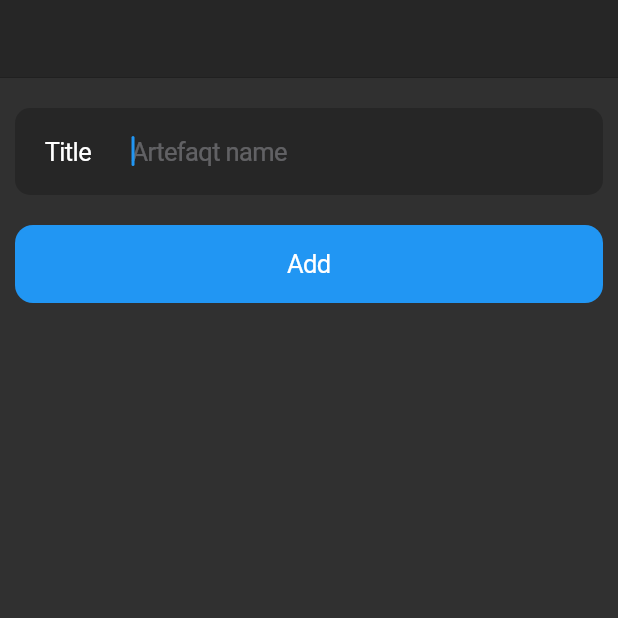
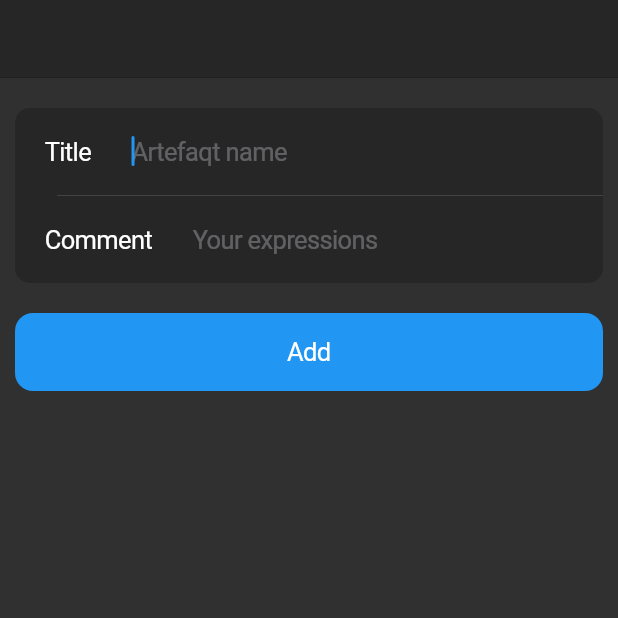
Before and after one commit to AndGreen/artefaqt, a Flutter app: the NewEntityForm screen opened directly, on a phone screen of 412 x 824 dp, the top half of it. Run offline on Flutter 3.47's test engine with Material 2 defaults, Android fonts, the light colour scheme and no system bars; our stand-ins replace ionicons, modal_bottom_sheet, rive, shared_preferences; accounts and stored records are empty.

Commit message:
Write comment

```diff
--- a/lib/model.dart
+++ b/lib/model.dart
@@ -7,21 +7,25 @@ enum Categories { series, movies, books }
 class Item {
   late Categories category;
   late String title;
+  late String comment;
 
   Item({
     required this.category,
     required this.title,
+    required this.comment,
   });
 
   Item.fromJson(Map<String, dynamic> json) {
     category =
         Categories.values.firstWhere((e) => e.toString() == json['category']);
     title = json['title'];
+    comment = json['comment'];
   }
 
   Map<String, dynamic> toJson() => {
         'category': category.toString(),
         'title': title,
+        'comment': comment,
       };
 }
 
--- a/lib/screens/detail.dart
+++ b/lib/screens/detail.dart
@@ -45,7 +45,7 @@ class _DetailScreenState extends State<DetailScreen> {
               mainAxisAlignment: MainAxisAlignment.spaceBetween,
               children: [
                 const SizedBox(height: 10),
-                const Text('Description', style: TextStyle(fontSize: 16)),
+                Text(args.item.comment, style: const TextStyle(fontSize: 16)),
                 Align(
                     alignment: Alignment.bottomCenter,
                     child: Transform.scale(
--- a/lib/screens/form.dart
+++ b/lib/screens/form.dart
@@ -14,7 +14,8 @@ class NewEntityForm extends StatefulWidget {
 
 class _NewEntityFormState extends State<NewEntityForm> {
   final _formKey = GlobalKey<FormState>();
-  String newItemTitle = '';
+  String _title = '';
+  String _comment = '';
 
   late AppState _context;
 
@@ -60,12 +61,26 @@ class _NewEntityFormState extends State<NewEntityForm> {
                                   style: TextStyle(color: Colors.white)),
                               child: CupertinoTextFormFieldRow(
                                 onChanged: (String? value) {
-                                  newItemTitle = value ?? '';
+                                  _title = value ?? '';
                                 },
                                 autofocus: true,
                                 placeholder: 'Artefaqt name',
                                 style: const TextStyle(color: Colors.white),
                               )),
+                          CupertinoFormRow(
+                              prefix: const Text('Comment',
+                                  style: TextStyle(color: Colors.white)),
+                              child: CupertinoTextFormFieldRow(
+                                keyboardType: TextInputType.multiline,
+                                maxLines: 12,
+                                minLines: 1,
+                                onChanged: (String? value) {
+                                  _comment = value ?? '';
+                                },
+                                autofocus: true,
+                                placeholder: 'Your expressions',
+                                style: const TextStyle(color: Colors.white),
+                              ))
                         ]),
                     const SizedBox(height: 20),
                     CupertinoButton.filled(
@@ -85,9 +100,10 @@ class _NewEntityFormState extends State<NewEntityForm> {
                             ),
                           );
 
-                          if (newItemTitle.isNotEmpty) {
+                          if (_title.isNotEmpty) {
                             var newItem = Item(
-                                title: newItemTitle,
+                                title: _title,
+                                comment: _comment,
                                 category:
                                     context.read<AppState>().selectedCategory);
 
```
